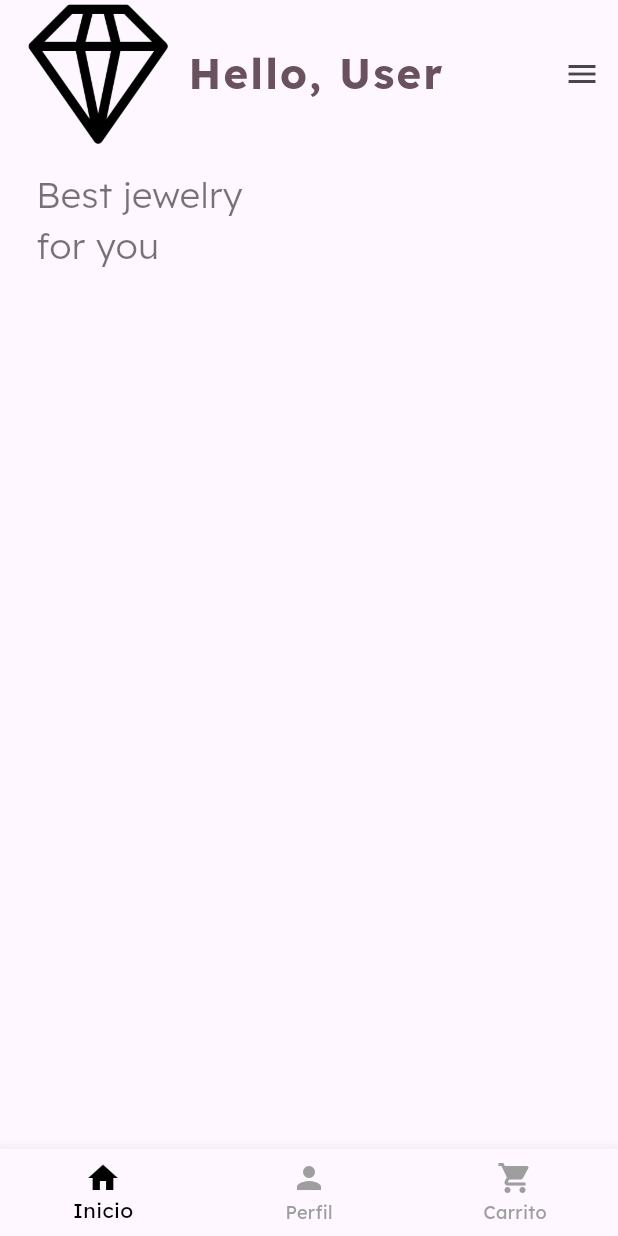
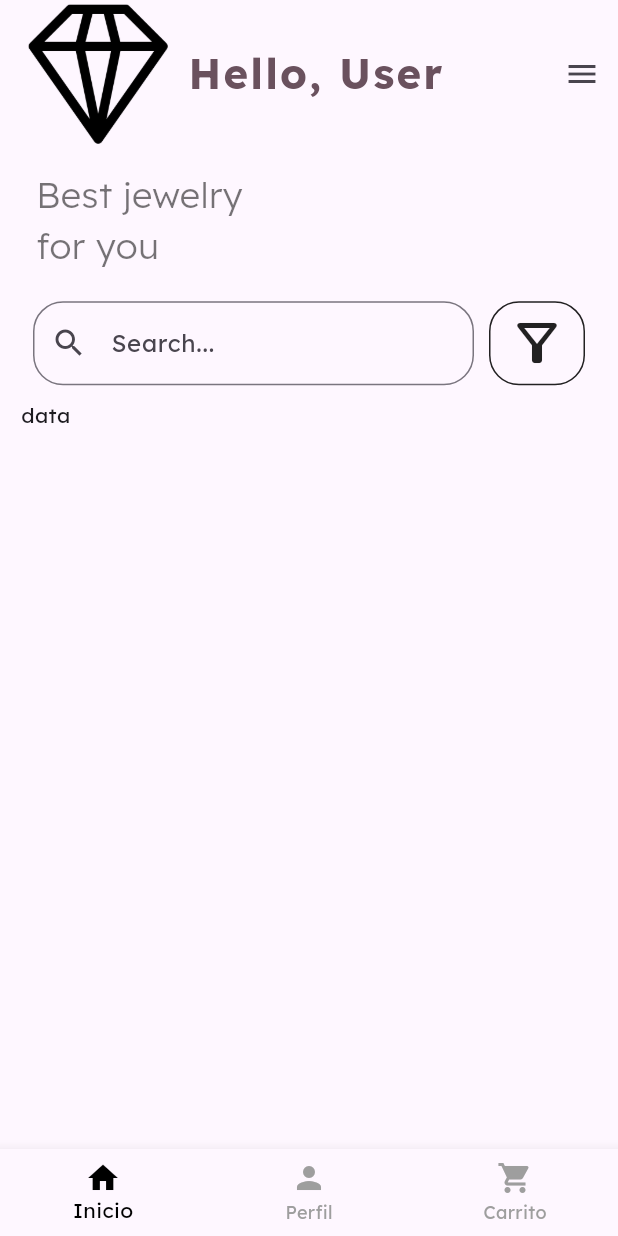
Before and after one commit to Ch4rt3/Jewelry-App, a Flutter app: the screen it shows after launch, after a tap on "INGRESAR", on a phone screen of 412 x 824 dp. Run offline on Flutter 3.47's test engine with Material 3 defaults, Android fonts, the light colour scheme and no system bars; our stand-ins replace font_awesome_flutter, lottie; missing offline and left inert: dart:ffi.

Commit message:
barrita de busqueda y boton filtro

```diff
--- a/jewelry_app/lib/components/layouts/main_background.dart
+++ b/jewelry_app/lib/components/layouts/main_background.dart
@@ -1,19 +1,26 @@
+import 'dart:ffi';
+
 import 'package:flutter/material.dart';
 import 'package:jewelry_app/components/forms/large_text_form_field.dart';
 import 'package:jewelry_app/components/navigation/bottom_bar.dart';
 import 'package:jewelry_app/components/navigation/diamond_app_bar.dart';
 import 'package:jewelry_app/components/navigation/right_drawer.dart';
+import 'package:jewelry_app/configs/colors.dart';
 
 class MainBackground extends StatefulWidget {
   final Widget body;
   final bool showDiamondMessage;
+  final bool showComplementMessage;
   final String message;
+  final String subtitle;
 
   const MainBackground({
     super.key,
     required this.body,
     required this.showDiamondMessage,
     this.message = "",
+    required this.showComplementMessage,
+    this.subtitle = "",
   });
 
   @override
@@ -63,7 +70,90 @@ class _MainBackgroundState extends State<MainBackground> {
       endDrawer: const RightDrawer(),
 
       //Cuerpo
-      body: widget.body,
+      body: Padding(
+        padding: const EdgeInsets.all(14.0),
+        child: Column(
+          crossAxisAlignment: CrossAxisAlignment.start,
+          children: [
+            widget.showComplementMessage ? const Row(
+              children: [
+                SizedBox(width: 10,),
+                Text(
+                  "Best jewelry\nfor you",
+                  style: TextStyle(
+                    fontSize: 24,
+                    fontWeight: FontWeight.w300,
+                    color: Colors.black54,
+                  ),
+                  textWidthBasis: TextWidthBasis.longestLine,
+                ),
+              ],
+            )
+            :
+            Text(
+              widget.subtitle,
+              style: const TextStyle(
+                fontSize: 28,
+                fontWeight: FontWeight.bold,
+                color: AppColors.secondTextColor,
+                letterSpacing: 1.5,
+              ),
+            ),
+
+            const SizedBox(height: 20,),
+
+            Padding(
+              padding: const EdgeInsets.only(
+                left: 8,
+                right: 8,
+                bottom: 10
+              ),
+              child: Row(
+                children: [
+                  Expanded(
+                    child: TextField(
+                      decoration: InputDecoration(
+                        hintText: 'Search...',
+                        prefixIcon: const Icon(Icons.search),
+                        border: OutlineInputBorder(
+                          borderRadius: BorderRadius.circular(20),
+                        ),
+
+                      ),
+                      onChanged: (value) {
+                        // Lógica para filtrar resultados mientras el usuario escribe
+                      },
+                    ),
+                  ),
+                  const SizedBox(width: 10),
+                  OutlinedButton(
+                    style: OutlinedButton.styleFrom(
+                      shape: RoundedRectangleBorder(
+                        borderRadius: BorderRadius.circular(20), // Borde redondeado
+                      ),
+                      side: const BorderSide(
+                        color: Colors.black87, // Color del borde
+                        width: 1, // Grosor del borde
+                      ),
+                      padding: const EdgeInsets.all(8), // Espacio alrededor del ícono
+                    ),
+                    onPressed: () {
+                      // Acción del botón de filtro
+                    },
+                    child: const Icon(
+                      Icons.filter_alt_outlined, // Icono de filtro
+                      size: 40, // Tamaño del ícono
+                      color: Colors.black87, // Color del ícono
+                    ),
+                  ),
+                ],
+              ),
+            ),
+            // Aquí puede ir el contenido de tu página
+            widget.body,
+          ],
+        ),
+      ),
 
       //BottomBar
       bottomNavigationBar: BottomBar(
--- a/jewelry_app/lib/components/navigation/diamond_app_bar.dart
+++ b/jewelry_app/lib/components/navigation/diamond_app_bar.dart
@@ -37,7 +37,8 @@ class DiamondAppBar extends StatelessWidget implements PreferredSizeWidget {
                 letterSpacing: 1.5,
               ),
             ),
-          ],
+            ],
+
         ],
       ),
       toolbarHeight: screenHeight * (showDiamond ? 0.12 : 0.08),
--- a/jewelry_app/lib/pages/main/home/home_page.dart
+++ b/jewelry_app/lib/pages/main/home/home_page.dart
@@ -7,30 +7,9 @@ class HomePage extends StatelessWidget {
    Widget _buildBody(BuildContext context) {
     return const MainBackground(
           message: "Hello, User",
-          body: Padding(
-          padding: EdgeInsets.all(14.0),
-          child: Column(
-            crossAxisAlignment: CrossAxisAlignment.start,
-            children: [
-              Row(
-                children: [
-                  SizedBox(width: 10,),
-                  Text(
-                    "Best jewelry\nfor you",
-                    style: TextStyle(
-                      fontSize: 24,
-                      fontWeight: FontWeight.w300,
-                      color: Colors.black54,
-                    ),
-                    textWidthBasis: TextWidthBasis.longestLine,
-                  ),
-                ],
-              ),
-              SizedBox(height: 20),
-              // Aquí puede ir el contenido de tu página
-            ],
-          ),
-        ), showDiamondMessage: true,
+          body: Text("data"),
+          showDiamondMessage: true,
+          showComplementMessage: true,
     );
    }
   @override
```
